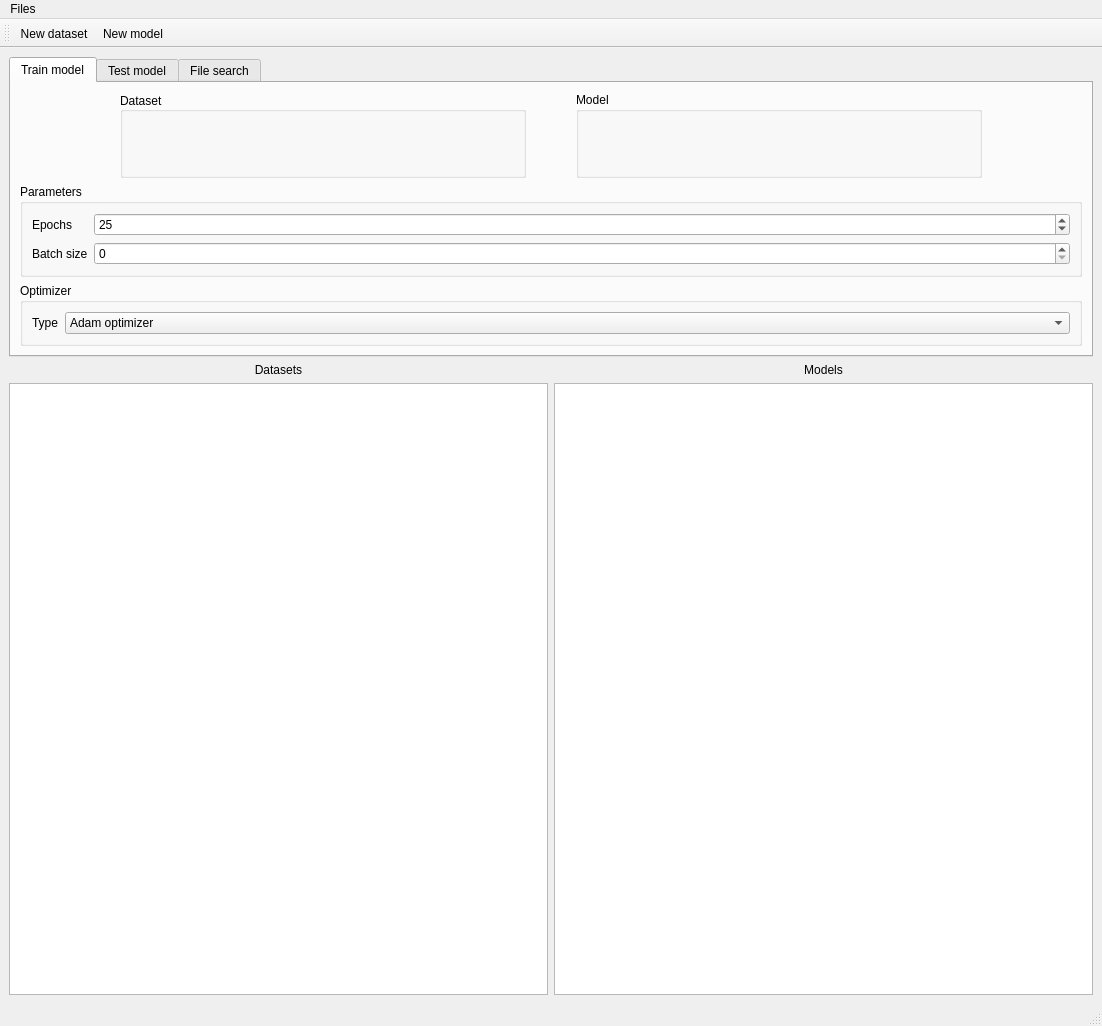
First picture: the form in gui/designer/semhash_main.ui, repository rafalpiwnik/SemanticHashing, before the edit.
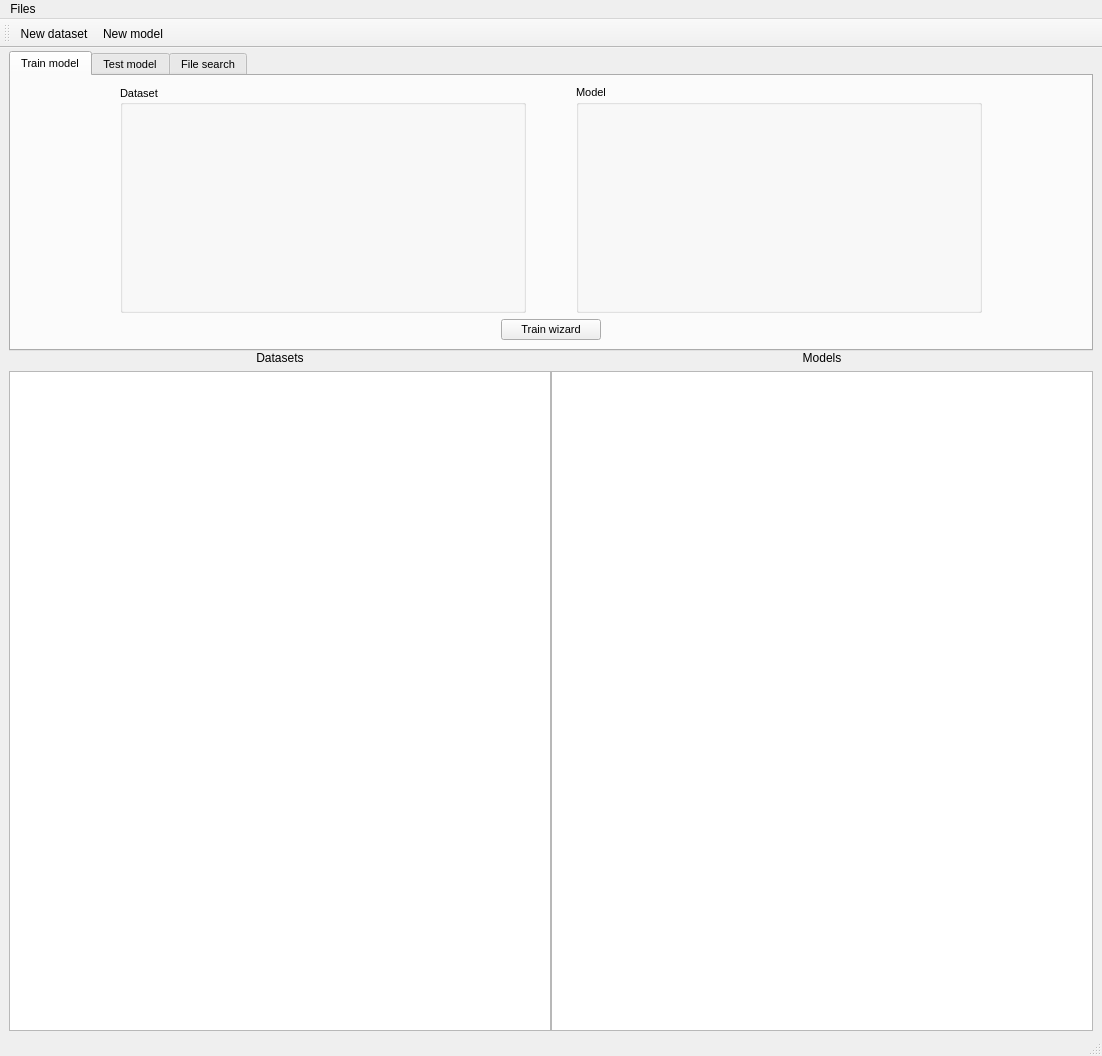
Second picture: the form after the edit.

Commit message: introduced qstackedwidget for widget swap

```diff
--- a/gui/designer/semhash_main.ui
+++ b/gui/designer/semhash_main.ui
@@ -7,7 +7,7 @@
     <x>0</x>
     <y>0</y>
     <width>1102</width>
-    <height>1026</height>
+    <height>1056</height>
    </rect>
   </property>
   <property name="sizePolicy">
@@ -21,10 +21,25 @@
   </property>
   <widget class="QWidget" name="centralwidget">
    <layout class="QVBoxLayout" name="verticalLayout">
+    <property name="spacing">
+     <number>0</number>
+    </property>
+    <property name="leftMargin">
+     <number>9</number>
+    </property>
+    <property name="topMargin">
+     <number>3</number>
+    </property>
+    <property name="rightMargin">
+     <number>9</number>
+    </property>
+    <property name="bottomMargin">
+     <number>3</number>
+    </property>
     <item>
      <widget class="QTabWidget" name="tabWidget">
       <property name="sizePolicy">
-       <sizepolicy hsizetype="Expanding" vsizetype="Minimum">
+       <sizepolicy hsizetype="Expanding" vsizetype="Expanding">
         <horstretch>0</horstretch>
         <verstretch>0</verstretch>
        </sizepolicy>
@@ -35,103 +50,43 @@
         <height>300</height>
        </size>
       </property>
+      <property name="maximumSize">
+       <size>
+        <width>16777215</width>
+        <height>300</height>
+       </size>
+      </property>
       <property name="baseSize">
        <size>
         <width>0</width>
-        <height>350</height>
+        <height>0</height>
        </size>
       </property>
+      <property name="font">
+       <font>
+        <pointsize>8</pointsize>
+       </font>
+      </property>
       <property name="currentIndex">
        <number>0</number>
       </property>
       <widget class="QWidget" name="tabTrain">
+       <property name="sizePolicy">
+        <sizepolicy hsizetype="Preferred" vsizetype="Preferred">
+         <horstretch>0</horstretch>
+         <verstretch>0</verstretch>
+        </sizepolicy>
+       </property>
        <attribute name="title">
         <string>Train model</string>
        </attribute>
        <layout class="QGridLayout" name="gridLayout_3">
-        <item row="2" column="0" colspan="4">
-         <layout class="QGridLayout" name="trainOptionsGridLayout">
-          <item row="1" column="0">
-           <widget class="QGroupBox" name="groupBoxTrainParams">
-            <property name="title">
-             <string>Parameters</string>
-            </property>
-            <layout class="QFormLayout" name="formLayout">
-             <item row="0" column="0">
-              <widget class="QLabel" name="trainEpochsLabel">
-               <property name="text">
-                <string>Epochs</string>
-               </property>
-              </widget>
-             </item>
-             <item row="0" column="1">
-              <widget class="QSpinBox" name="trainEpochs">
-               <property name="buttonSymbols">
-                <enum>QAbstractSpinBox::UpDownArrows</enum>
-               </property>
-               <property name="showGroupSeparator" stdset="0">
-                <bool>false</bool>
-               </property>
-               <property name="minimum">
-                <number>1</number>
-               </property>
-               <property name="maximum">
-                <number>99</number>
-               </property>
-               <property name="value">
-                <number>25</number>
-               </property>
-               <property name="displayIntegerBase">
-                <number>10</number>
-               </property>
-              </widget>
-             </item>
-             <item row="2" column="0">
-              <widget class="QLabel" name="trainBatchLabel">
-               <property name="text">
-                <string>Batch size</string>
-               </property>
-              </widget>
-             </item>
-             <item row="2" column="1">
-              <widget class="QSpinBox" name="trainBatch"/>
-             </item>
-            </layout>
-           </widget>
-          </item>
-          <item row="2" column="0">
-           <widget class="QGroupBox" name="groupBoxTrainOptimizer">
-            <property name="title">
-             <string>Optimizer</string>
-            </property>
-            <layout class="QFormLayout" name="formLayout_2">
-             <item row="0" column="0">
-              <widget class="QLabel" name="label">
-               <property name="text">
-                <string>Type</string>
-               </property>
-              </widget>
-             </item>
-             <item row="0" column="1">
-              <widget class="QComboBox" name="comboBox">
-               <item>
-                <property name="text">
-                 <string>Adam optimizer</string>
-                </property>
-               </item>
-              </widget>
-             </item>
-            </layout>
-           </widget>
-          </item>
-         </layout>
-        </item>
-        <item row="1" column="0" colspan="4">
+        <item row="1" column="0" colspan="2">
          <layout class="QGridLayout" name="trainMixingGridLayout">
           <property name="horizontalSpacing">
            <number>50</number>
           </property>
-          <item row="0" column="2">
+          <item row="1" column="2">
            <widget class="QGroupBox" name="trainModelGroupbox">
             <property name="sizePolicy">
              <sizepolicy hsizetype="Minimum" vsizetype="MinimumExpanding">
@@ -144,12 +99,32 @@
             </property>
             <layout class="QGridLayout" name="gridLayout_5">
              <item row="0" column="0">
-              <layout class="QVBoxLayout" name="trainModelSpace"/>
+              <layout class="QVBoxLayout" name="trainModelSpace">
+               <item>
+                <widget class="QStackedWidget" name="trainModelStack"/>
+               </item>
+              </layout>
              </item>
             </layout>
            </widget>
           </item>
-          <item row="0" column="1">
+          <item row="1" column="0">
+           <spacer name="horizontalSpacer">
+            <property name="orientation">
+             <enum>Qt::Horizontal</enum>
+            </property>
+            <property name="sizeType">
+             <enum>QSizePolicy::Fixed</enum>
+            </property>
+            <property name="sizeHint" stdset="0">
+             <size>
+              <width>100</width>
+              <height>0</height>
+             </size>
+            </property>
+           </spacer>
+          </item>
+          <item row="1" column="1">
            <widget class="QGroupBox" name="trainDatasetGroupbox">
             <property name="sizePolicy">
              <sizepolicy hsizetype="Minimum" vsizetype="MinimumExpanding">
@@ -174,28 +149,20 @@
             </property>
             <layout class="QGridLayout" name="gridLayout_2">
              <item row="0" column="1">
-              <layout class="QVBoxLayout" name="trainDatasetSpace"/>
+              <layout class="QVBoxLayout" name="trainDatasetSpace">
+               <item>
+                <widget class="QStackedWidget" name="trainDatasetStack">
+                 <property name="currentIndex">
+                  <number>-1</number>
+                 </property>
+                </widget>
+               </item>
+              </layout>
              </item>
             </layout>
            </widget>
           </item>
-          <item row="0" column="0">
-           <spacer name="horizontalSpacer">
-            <property name="orientation">
-             <enum>Qt::Horizontal</enum>
-            </property>
-            <property name="sizeType">
-             <enum>QSizePolicy::Fixed</enum>
-            </property>
-            <property name="sizeHint" stdset="0">
-             <size>
-              <width>100</width>
-              <height>0</height>
-             </size>
-            </property>
-           </spacer>
-          </item>
-          <item row="0" column="3">
+          <item row="1" column="3">
            <spacer name="horizontalSpacer_2">
             <property name="orientation">
              <enum>Qt::Horizontal</enum>
@@ -213,12 +180,130 @@
           </item>
          </layout>
         </item>
+        <item row="3" column="0" colspan="2">
+         <layout class="QGridLayout" name="trainTabInterface">
+          <item row="0" column="0">
+           <widget class="QPushButton" name="buttonTrainWizard">
+            <property name="maximumSize">
+             <size>
+              <width>100</width>
+              <height>16777215</height>
+             </size>
+            </property>
+            <property name="text">
+             <string>Train wizard</string>
+            </property>
+            <property name="checkable">
+             <bool>false</bool>
+            </property>
+            <property name="autoDefault">
+             <bool>false</bool>
+            </property>
+            <property name="default">
+             <bool>false</bool>
+            </property>
+            <property name="flat">
+             <bool>false</bool>
+            </property>
+           </widget>
+          </item>
+         </layout>
+        </item>
        </layout>
       </widget>
       <widget class="QWidget" name="tabTest">
        <attribute name="title">
         <string>Test model</string>
        </attribute>
+       <layout class="QVBoxLayout" name="verticalLayout_2">
+        <item>
+         <layout class="QGridLayout" name="testMixingGridLayout">
+          <property name="horizontalSpacing">
+           <number>50</number>
+          </property>
+          <item row="0" column="2">
+           <widget class="QGroupBox" name="testModelGroupbox">
+            <property name="sizePolicy">
+             <sizepolicy hsizetype="Minimum" vsizetype="MinimumExpanding">
+              <horstretch>0</horstretch>
+              <verstretch>0</verstretch>
+             </sizepolicy>
+            </property>
+            <property name="title">
+             <string>Model</string>
+            </property>
+            <layout class="QGridLayout" name="gridLayout_6">
+             <item row="0" column="0">
+              <layout class="QVBoxLayout" name="testModelSpace"/>
+             </item>
+            </layout>
+           </widget>
+          </item>
+          <item row="0" column="1">
+           <widget class="QGroupBox" name="testDatasetGroupbox">
+            <property name="sizePolicy">
+             <sizepolicy hsizetype="Minimum" vsizetype="MinimumExpanding">
+              <horstretch>0</horstretch>
+              <verstretch>0</verstretch>
+             </sizepolicy>
+            </property>
+            <property name="contextMenuPolicy">
+             <enum>Qt::DefaultContextMenu</enum>
+            </property>
+            <property name="title">
+             <string>Dataset</string>
+            </property>
+            <property name="alignment">
+             <set>Qt::AlignLeading|Qt::AlignLeft|Qt::AlignVCenter</set>
+            </property>
+            <property name="flat">
+             <bool>false</bool>
+            </property>
+            <property name="checkable">
+             <bool>false</bool>
+            </property>
+            <layout class="QGridLayout" name="gridLayout_4">
+             <item row="0" column="1">
+              <layout class="QVBoxLayout" name="testDatasetSpace"/>
+             </item>
+            </layout>
+           </widget>
+          </item>
+          <item row="0" column="0">
+           <spacer name="horizontalSpacer_3">
+            <property name="orientation">
+             <enum>Qt::Horizontal</enum>
+            </property>
+            <property name="sizeType">
+             <enum>QSizePolicy::Fixed</enum>
+            </property>
+            <property name="sizeHint" stdset="0">
+             <size>
+              <width>100</width>
+              <height>0</height>
+             </size>
+            </property>
+           </spacer>
+          </item>
+          <item row="0" column="3">
+           <spacer name="horizontalSpacer_4">
+            <property name="orientation">
+             <enum>Qt::Horizontal</enum>
+            </property>
+            <property name="sizeType">
+             <enum>QSizePolicy::Fixed</enum>
+            </property>
+            <property name="sizeHint" stdset="0">
+             <size>
+              <width>100</width>
+              <height>0</height>
+             </size>
+            </property>
+           </spacer>
+          </item>
+         </layout>
+        </item>
+       </layout>
       </widget>
       <widget class="QWidget" name="tabSearch">
        <attribute name="title">
@@ -229,24 +314,14 @@
     </item>
     <item>
      <layout class="QGridLayout" name="gridLayout">
-      <item row="1" column="1">
-       <widget class="QListWidget" name="modelList">
-        <property name="horizontalScrollBarPolicy">
-         <enum>Qt::ScrollBarAlwaysOff</enum>
-        </property>
-        <property name="dragDropMode">
-         <enum>QAbstractItemView::NoDragDrop</enum>
-        </property>
-        <property name="alternatingRowColors">
-         <bool>false</bool>
-        </property>
-        <property name="verticalScrollMode">
-         <enum>QAbstractItemView::ScrollPerPixel</enum>
-        </property>
-       </widget>
-      </item>
-      <item row="1" column="0">
+      <property name="verticalSpacing">
+       <number>6</number>
+      </property>
+      <item row="1" column="2">
        <widget class="QListWidget" name="datasetList">
+        <property name="focusPolicy">
+         <enum>Qt::ClickFocus</enum>
+        </property>
         <property name="contextMenuPolicy">
          <enum>Qt::DefaultContextMenu</enum>
         </property>
@@ -256,6 +331,9 @@
         <property name="horizontalScrollBarPolicy">
          <enum>Qt::ScrollBarAlwaysOff</enum>
         </property>
+        <property name="dragDropMode">
+         <enum>QAbstractItemView::NoDragDrop</enum>
+        </property>
         <property name="alternatingRowColors">
          <bool>false</bool>
         </property>
@@ -276,21 +354,30 @@
         </property>
        </widget>
       </item>
-      <item row="0" column="1">
-       <widget class="QLabel" name="modelsLabel">
-        <property name="text">
-         <string>Models</string>
+      <item row="1" column="3">
+       <widget class="QListWidget" name="modelList">
+        <property name="focusPolicy">
+         <enum>Qt::ClickFocus</enum>
         </property>
-        <property name="alignment">
-         <set>Qt::AlignCenter</set>
+        <property name="horizontalScrollBarPolicy">
+         <enum>Qt::ScrollBarAlwaysOff</enum>
+        </property>
+        <property name="dragDropMode">
+         <enum>QAbstractItemView::NoDragDrop</enum>
+        </property>
+        <property name="alternatingRowColors">
+         <bool>false</bool>
+        </property>
+        <property name="selectionMode">
+         <enum>QAbstractItemView::NoSelection</enum>
+        </property>
+        <property name="verticalScrollMode">
+         <enum>QAbstractItemView::ScrollPerPixel</enum>
         </property>
        </widget>
       </item>
-      <item row="0" column="0">
+      <item row="0" column="2">
        <widget class="QLabel" name="datasetsLabel">
-        <property name="layoutDirection">
-         <enum>Qt::LeftToRight</enum>
-        </property>
         <property name="text">
          <string>Datasets</string>
         </property>
@@ -299,6 +386,16 @@
         </property>
        </widget>
       </item>
+      <item row="0" column="3">
+       <widget class="QLabel" name="modelsLabel">
+        <property name="text">
+         <string>Models</string>
+        </property>
+        <property name="alignment">
+         <set>Qt::AlignCenter</set>
+        </property>
+       </widget>
+      </item>
      </layout>
     </item>
    </layout>
```
The commit also changes 5 other files.
